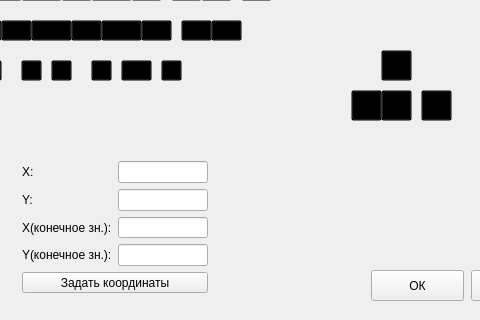
The window that VS/NeiroApp/NeiroApp/GUI/EditWindow.ui (RazuvaevDD/ProjectWork2019Neiro) describes before a commit, drawn with Qt 5; both pictures show x 169 to 649 and y 180 to 500 of the 760 by 500 pixel window.
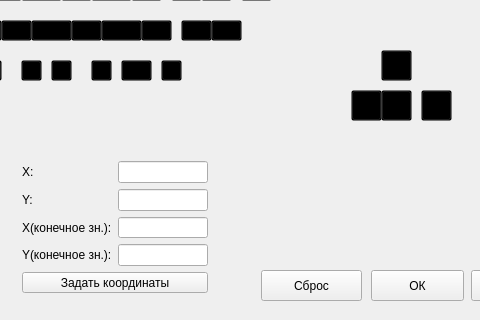
The same window after the commit. Icons and pictures are not drawn.

Patch:
```diff
--- a/VS/NeiroApp/NeiroApp/GUI/EditWindow.ui
+++ b/VS/NeiroApp/NeiroApp/GUI/EditWindow.ui
@@ -174,7 +174,7 @@
      </widget>
     </item>
     <item row="1" column="1">
-     <widget class="QLineEdit" name="xEdit_2"/>
+     <widget class="QLineEdit" name="yEdit"/>
     </item>
     <item row="2" column="0">
      <widget class="QLabel" name="xLabel_2">
@@ -184,7 +184,7 @@
      </widget>
     </item>
     <item row="2" column="1">
-     <widget class="QLineEdit" name="xEdit_3"/>
+     <widget class="QLineEdit" name="xEdit_2"/>
     </item>
     <item row="3" column="0">
      <widget class="QLabel" name="yLabel_2">
@@ -775,6 +775,19 @@
     <string/>
    </property>
   </widget>
+  <widget class="QPushButton" name="reset">
+   <property name="geometry">
+    <rect>
+     <x>430</x>
+     <y>450</y>
+     <width>101</width>
+     <height>31</height>
+    </rect>
+   </property>
+   <property name="text">
+    <string>Сброс</string>
+   </property>
+  </widget>
   <zorder>layoutWidget</zorder>
   <zorder>layoutWidget</zorder>
   <zorder>ok</zorder>
```
Left out of the diff: 19 changed lines with no effect on the pictures.
